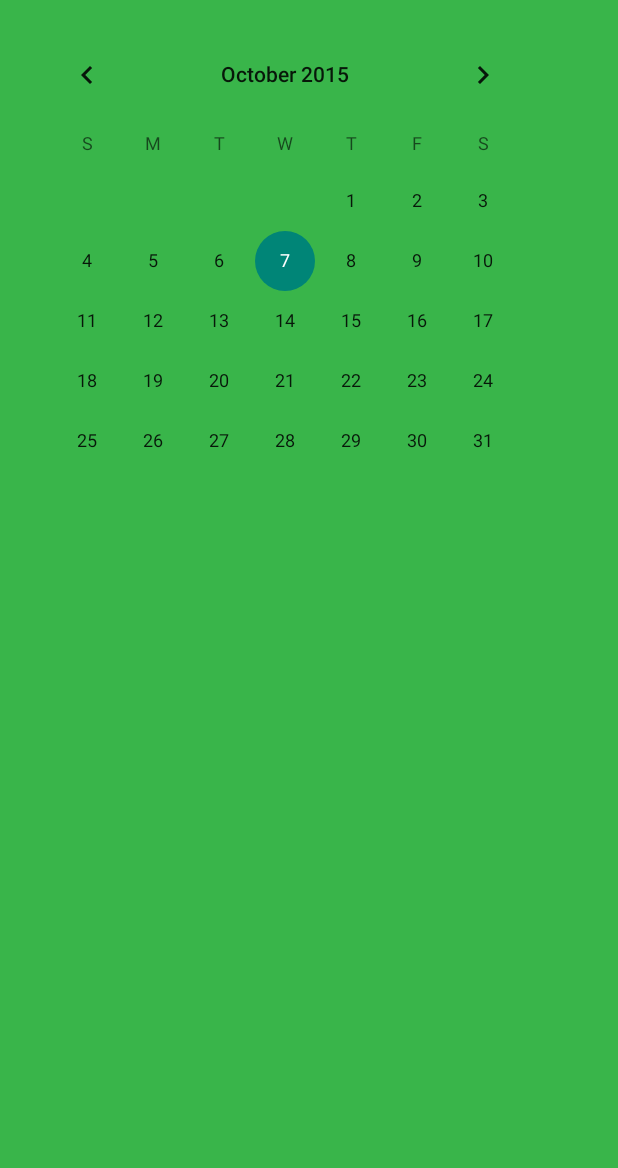
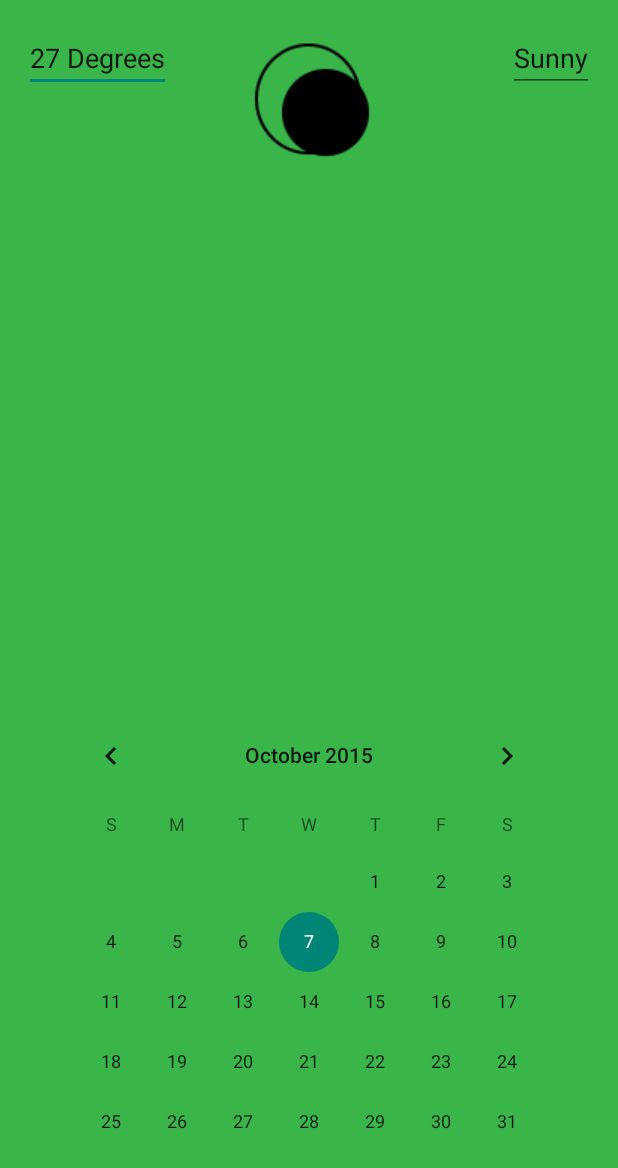
Before and after one commit to BadmonYoungKingpin/Badmon_Young_Kingpin, an Android app: the layout weather_home.xml on its own in the app's theme, with its tools: preview values and no code run, on a phone screen of 412 x 824 dp. Shown: the top 1168 px of the screen. Run offline under Robolectric (Android 15) with nearby library versions, the phone set to English and light mode, and no system bars.

```diff
--- a/app/src/main/res/layout/event_home.xml
+++ b/app/src/main/res/layout/event_home.xml
@@ -20,7 +20,7 @@
         <ListView
             android:layout_width="wrap_content"
             android:layout_height="wrap_content"
-            android:id="@+id/listView"
+            android:id="@android:id/list"
             android:layout_gravity="center" />
     </FrameLayout>
 
--- a/app/src/main/res/layout/weather_home.xml
+++ b/app/src/main/res/layout/weather_home.xml
@@ -11,20 +11,39 @@
     <FrameLayout
         android:layout_width="match_parent"
         android:layout_height="match_parent"
-        android:layout_marginTop="174dp"
+        android:layout_gravity="center"
         android:layout_alignParentTop="true"
-        android:layout_alignParentRight="true"
-        android:layout_alignParentEnd="true"
-        android:id="@+id/frameLayout">
+        android:layout_alignParentLeft="true"
+        android:layout_alignParentStart="true">
 
+        <EditText
+            android:layout_width="wrap_content"
+            android:layout_height="wrap_content"
+            android:id="@+id/editText"
+            android:layout_gravity="left|top"
+            android:text="27 Degrees" />
+
+        <EditText
+            android:layout_width="wrap_content"
+            android:layout_height="wrap_content"
+            android:id="@+id/editText2"
+            android:layout_gravity="right|top"
+            android:text="Sunny" />
+
+        <ImageView
+            android:layout_width="wrap_content"
+            android:layout_height="wrap_content"
+            android:id="@+id/imageView"
+            android:layout_gravity="center_horizontal|top"
+            android:background="@drawable/sun"/>
+
+        <CalendarView
+            android:layout_width="wrap_content"
+            android:layout_height="wrap_content"
+            android:id="@+id/calendarView"
+            android:layout_gravity="center_horizontal|bottom"
+            android:layout_alignParentLeft="true"
+            android:layout_alignParentStart="true" />
     </FrameLayout>
 
-    <CalendarView
-        android:layout_width="wrap_content"
-        android:layout_height="463dp"
-        android:id="@+id/calendarView"
-        android:layout_gravity="center_horizontal|top"
-        android:layout_alignParentLeft="true"
-        android:layout_alignParentStart="true" />
-
 </RelativeLayout>
--- a/app/src/main/res/values/strings.xml
+++ b/app/src/main/res/values/strings.xml
@@ -3,4 +3,5 @@
 
     <string name="hello_world">Hello world!</string>
     <string name="action_settings">Settings</string>
+    <string name="title_activity_event_list_pop">eventListPopActivity</string>
 </resources>
```
Also changed, not shown: app/src/main/AndroidManifest.xml (+8 -0 lines), app/src/main/java/com/example/hp/myapplication/MainActivity.java (+53 -0 lines), app/src/main/java/com/example/hp/myapplication/eventListPopActivity.java (added, +53 -0 lines), app/src/main/res/layout/activity_event_list_pop.xml (added, +12 -0 lines), app/src/main/res/menu/menu_event_list_pop.xml (added, +7 -0 lines), app/src/main/res/drawable/sun.png (added).
